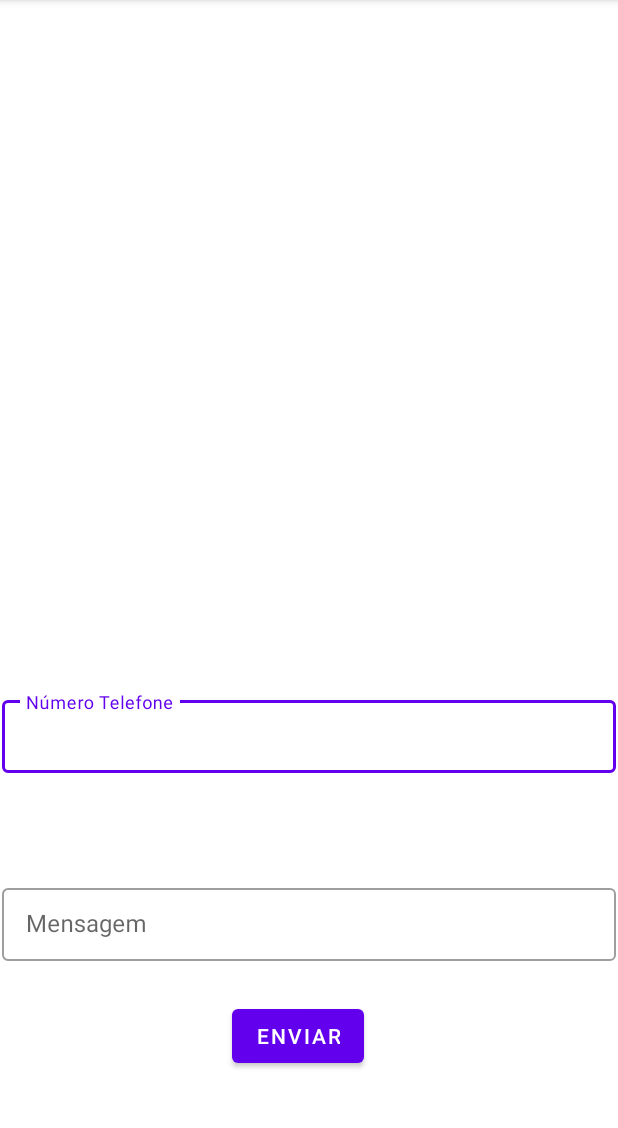
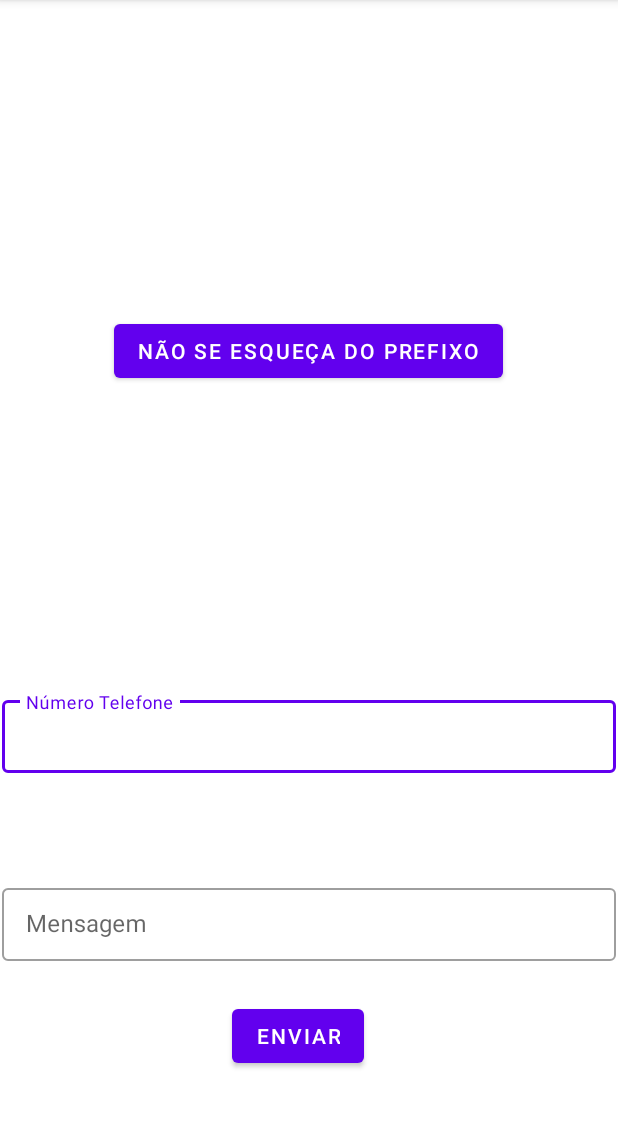
Before and after one commit to mmfernandes/ProjetoZap, an Android app: the screen it shows after launch (MainActivity), after a tap on "ENVIAR", on a phone screen of 412 x 824 dp, the part 84-1212 px from its top. Run offline under Robolectric (Android 15) with nearby library versions, the phone set to English and light mode, and no system bars.

```diff
--- a/app/src/main/java/com/example/trabalhozap/MainActivity.java
+++ b/app/src/main/java/com/example/trabalhozap/MainActivity.java
@@ -13,6 +13,8 @@ import com.google.android.material.textfield.TextInputLayout;
 
 public class MainActivity extends AppCompatActivity
 {
+
+    //definição das variaveis
     private TextInputLayout num_Telefone;
     private TextInputLayout _mensagem;
 
@@ -38,11 +40,15 @@ public class MainActivity extends AppCompatActivity
                     @Override
                     public void onClick(View v)
                     {
-                        String telefone = textInput_Telefone.getText().toString();
+                        String telefone = textInput_Telefone.getText().toString(); //convertendo para string
                         String mensagem = getTextInput_Mensagem.getText().toString();
+                        telefone  = Space(telefone);
 
                         String zap = LinkZap(telefone,mensagem);
                         openWebPage(zap);
+
+
+
                     }
 
                 }
@@ -55,7 +61,14 @@ public class MainActivity extends AppCompatActivity
         return ("https://wa.me/" + telefone + "?text=" + mensagem);
 
     }
-    public void openWebPage(String zap) {
+    public String Space(String telefone)
+    {
+        telefone = telefone.replace(" ", ""); // string para substituir o espaço e evitar erro ao enviar mensagem
+        return telefone ;
+
+    }
+    public void openWebPage(String zap)
+    {
         Uri webpage = Uri.parse(zap);
         Intent intent = new Intent(Intent.ACTION_VIEW, webpage);
 
--- a/app/src/main/res/layout/activity_main.xml
+++ b/app/src/main/res/layout/activity_main.xml
@@ -65,4 +65,20 @@
         app:layout_constraintStart_toStartOf="parent"
         app:layout_constraintTop_toBottomOf="@+id/_mensagem"
         app:layout_constraintVertical_bias="1.0" />
+
+    <Button
+        android:id="@+id/buttAviso"
+        android:layout_width="wrap_content"
+        android:layout_height="wrap_content"
+        android:layout_marginStart="158dp"
+        android:layout_marginTop="192dp"
+        android:layout_marginEnd="159dp"
+        android:layout_marginBottom="203dp"
+        android:text="Não Se Esqueça do Prefixo"
+        app:layout_constraintBottom_toTopOf="@+id/num_Telefone"
+        app:layout_constraintEnd_toEndOf="parent"
+        app:layout_constraintStart_toStartOf="parent"
+        app:layout_constraintTop_toTopOf="parent"
+        app:layout_constraintVertical_bias="1.0" />
+
 </androidx.constraintlayout.widget.ConstraintLayout>
```
